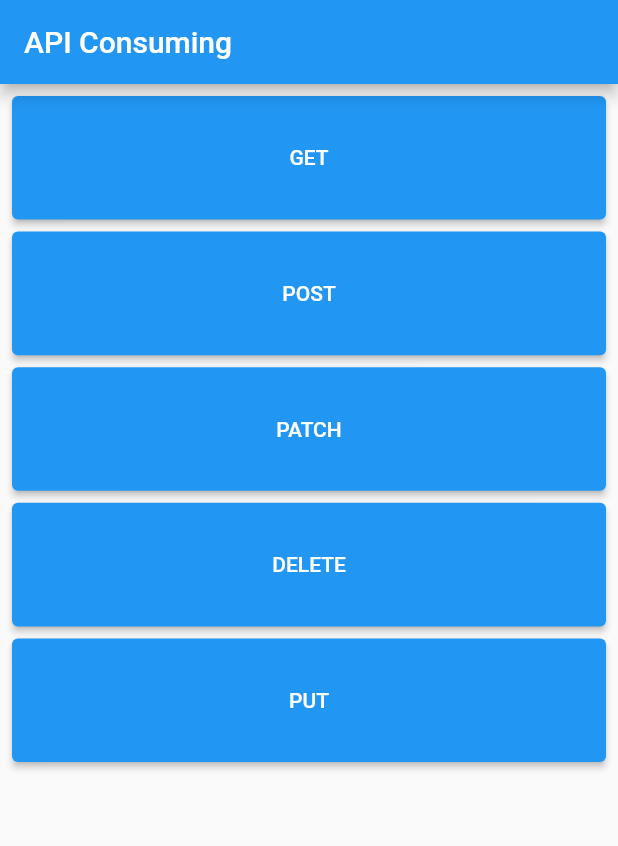
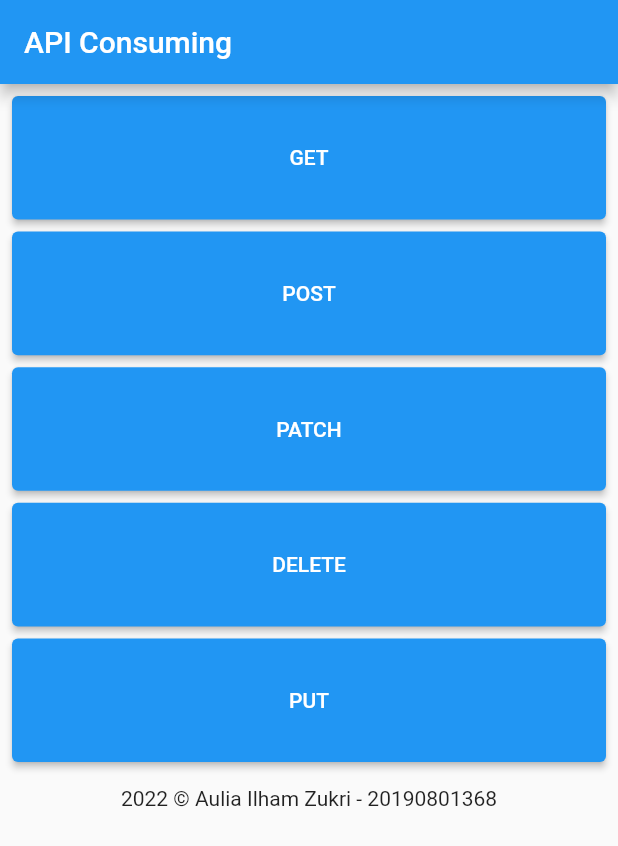
Before and after one commit to ilham-zukri/consume_api, a Flutter app: the screen it shows after launch, on a phone screen of 412 x 824 dp. Shown: the top 846 px of the screen. Run offline on Flutter 3.47's test engine with Material 2 defaults, Android fonts, the phone set to English and light mode, and no system bars; our stand-ins replace dio.

```diff
--- a/lib/main_page.dart
+++ b/lib/main_page.dart
@@ -2,6 +2,7 @@ import 'package:consume_api/delete_page.dart';
 import 'package:consume_api/get_page.dart';
 import 'package:consume_api/patch_page.dart';
 import 'package:consume_api/post_page.dart';
+import 'package:consume_api/put_page.dart';
 import 'package:flutter/material.dart';
 
 class MainPage extends StatefulWidget {
@@ -23,7 +24,8 @@ class _MainPageState extends State<MainPage> {
       ),
       body: Padding(
         padding: const EdgeInsets.all(8.0),
-        child: ListView(children: [
+        child: ListView(
+          children: [
             Column(
               mainAxisAlignment: MainAxisAlignment.center,
               children: [
@@ -97,13 +99,27 @@ class _MainPageState extends State<MainPage> {
                   width: width,
                   margin: EdgeInsets.only(top: 8),
                   child: ElevatedButton(
-                  onPressed: () {},
+                    onPressed: () {
+                      Navigator.push(
+                        context,
+                        MaterialPageRoute(
+                          builder: (context) => const PutPage(),
+                        ),
+                      );
+                    },
                     child: Text('PUT'),
                   ),
                 ),
               ],
             ),
-        ]),
+            Center(
+              child: Container(
+                margin: EdgeInsets.only(top: 16),
+                child: Text('2022 \u00a9 Aulia Ilham Zukri - 20190801368')
+              ),
+            )
+          ],
+        ),
       ),
     );
   }
```
Lines whose indentation alone changed are shown as unchanged.
